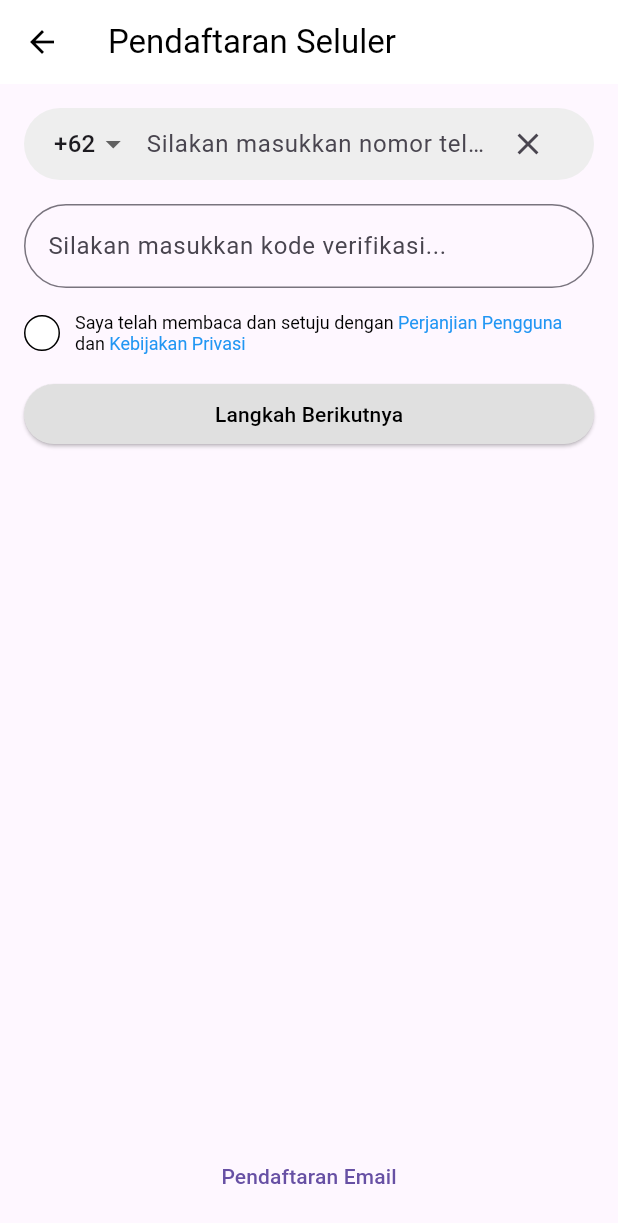
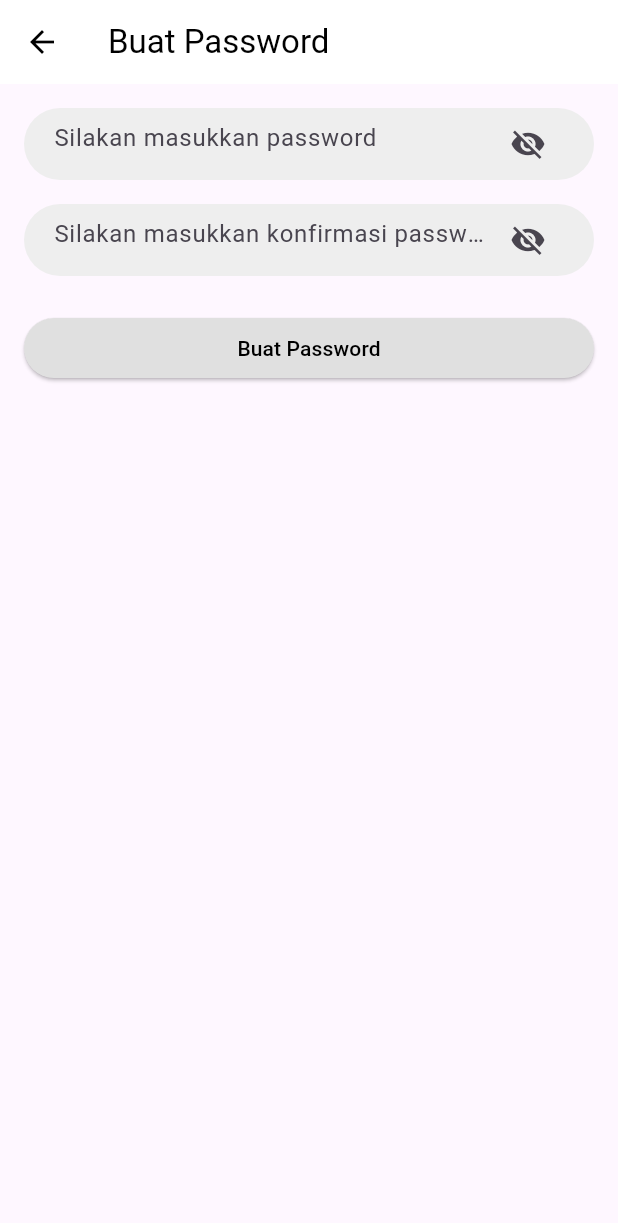
Before and after one commit to Finn30/Reflow, a Flutter app: the RegisterScreen screen opened directly, after a tap on "Langkah Berikutnya", on a phone screen of 412 x 824 dp. Shown: the top 1223 px of the screen. Run offline on Flutter 3.47's test engine with Material 3 defaults, Android fonts, the phone set to English and light mode, and no system bars; our stand-ins replace firebase_auth, sign_in_button; accounts and stored records are empty.

Commit message:
fifth week sprint 2.0

```diff
--- /dev/null
+++ b/project_fix/lib/src/features/register/password_screen.dart
@@ -0,0 +1,140 @@
+import 'package:flutter/material.dart';
+import 'package:project_fix/src/features/login/login_screen.dart';
+
+class PasswordScreen extends StatefulWidget {
+  @override
+  _PasswordScreenState createState() => _PasswordScreenState();
+}
+
+class _PasswordScreenState extends State<PasswordScreen> {
+  TextEditingController passwordController = TextEditingController();
+  TextEditingController confirmPasswordController = TextEditingController();
+  bool isPasswordVisible = false;
+  bool isConfirmPasswordVisible = false;
+
+  @override
+  Widget build(BuildContext context) {
+    return Scaffold(
+      appBar: AppBar(
+        leading: IconButton(
+          icon: const Icon(Icons.arrow_back),
+          onPressed: () {
+            Navigator.pop(context);
+          },
+        ),
+        title: const Text('Buat Password'),
+        backgroundColor: Colors.white,
+        foregroundColor: Colors.black,
+        elevation: 0,
+      ),
+      body: Padding(
+        padding: const EdgeInsets.all(16.0),
+        child: Column(
+          crossAxisAlignment: CrossAxisAlignment.center,
+          children: [
+            Container(
+              decoration: BoxDecoration(
+                color: Colors.grey[200],
+                borderRadius: BorderRadius.circular(30),
+              ),
+              padding: EdgeInsets.symmetric(horizontal: 20),
+              child: TextField(
+                controller: passwordController,
+                obscureText: !isPasswordVisible,
+                decoration: InputDecoration(
+                  hintText: 'Silakan masukkan password',
+                  border: InputBorder.none,
+                  suffixIcon: IconButton(
+                    icon: Icon(
+                      isPasswordVisible
+                          ? Icons.visibility
+                          : Icons.visibility_off,
+                    ),
+                    onPressed: () {
+                      setState(() {
+                        isPasswordVisible = !isPasswordVisible;
+                      });
+                    },
+                  ),
+                ),
+              ),
+            ),
+            const SizedBox(height: 16),
+            Container(
+              decoration: BoxDecoration(
+                color: Colors.grey[200],
+                borderRadius: BorderRadius.circular(30),
+              ),
+              padding: EdgeInsets.symmetric(horizontal: 20),
+              child: TextField(
+                controller: confirmPasswordController,
+                obscureText: !isConfirmPasswordVisible,
+                decoration: InputDecoration(
+                  hintText: 'Silakan masukkan konfirmasi password',
+                  border: InputBorder.none,
+                  suffixIcon: IconButton(
+                    icon: Icon(
+                      isConfirmPasswordVisible
+                          ? Icons.visibility
+                          : Icons.visibility_off,
+                    ),
+                    onPressed: () {
+                      setState(() {
+                        isConfirmPasswordVisible = !isConfirmPasswordVisible;
+                      });
+                    },
+                  ),
+                ),
+              ),
+            ),
+            const SizedBox(height: 24),
+            SizedBox(
+              width: double.infinity,
+              child: ElevatedButton(
+                onPressed: () {
+                  if (passwordController.text ==
+                          confirmPasswordController.text &&
+                      passwordController.text.isNotEmpty) {
+                    // Aksi setelah password dibuat berhasil
+                    print(
+                        'Password berhasil dibuat: ${passwordController.text}');
+                  } else {
+                    // Tampilkan pesan kesalahan
+                    showDialog(
+                      context: context,
+                      builder: (context) => AlertDialog(
+                        title: const Text('Kesalahan'),
+                        content:
+                            const Text('Password tidak cocok atau kosong.'),
+                        actions: [
+                          TextButton(
+                            onPressed: () {
+                              Navigator.push(
+                                context,
+                                MaterialPageRoute(
+                                    builder: (context) => LoginScreen()),
+                              );
+                            },
+                            child: const Text('OK'),
+                          ),
+                        ],
+                      ),
+                    );
+                  }
+                },
+                style: ElevatedButton.styleFrom(
+                  backgroundColor: Colors.grey.shade300,
+                  foregroundColor: Colors.black,
+                  shape: RoundedRectangleBorder(
+                    borderRadius: BorderRadius.circular(30),
+                  ),
+                ),
+                child: const Text('Buat Password'),
+              ),
+            ),
+          ],
+        ),
+      ),
+    );
+  }
+}
--- a/project_fix/lib/src/features/register/register_screen.dart
+++ b/project_fix/lib/src/features/register/register_screen.dart
@@ -1,5 +1,6 @@
 import 'package:flutter/material.dart';
 import 'package:flutter/services.dart';
+import 'package:project_fix/src/features/register/password_screen.dart';
 
 class RegisterScreen extends StatefulWidget {
   @override
@@ -9,6 +10,7 @@ class RegisterScreen extends StatefulWidget {
 class _RegisterScreenState extends State<RegisterScreen> {
   bool useEmail = false;
   TextEditingController inputController = TextEditingController();
+  TextEditingController verificationCodeController = TextEditingController();
   bool isChecked = false;
 
   void toogleRegisterMethod() {
@@ -16,6 +18,11 @@ class _RegisterScreenState extends State<RegisterScreen> {
       useEmail = !useEmail; // Toggle nilai useEmail
       inputController.clear(); // Bersihkan input
     });
+  }
+
+  void sendVerificationCode() {
+    // Tambahkan logika pengiriman kode verifikasi di sini
+    print('Kode verifikasi dikirim ke ${inputController.text}');
   }
 
   @override
@@ -26,7 +33,6 @@ class _RegisterScreenState extends State<RegisterScreen> {
           icon: const Icon(Icons.arrow_back),
           onPressed: () {
             Navigator.pop(context);
-            // Aksi untuk kembali
           },
         ),
         title: Text(useEmail ? 'Pendaftaraan Email' : 'Pendaftaran Seluler'),
@@ -115,16 +121,39 @@ class _RegisterScreenState extends State<RegisterScreen> {
                 ),
               ),
             const SizedBox(height: 16),
-            TextField(
-              decoration: InputDecoration(
-                fillColor: Colors.grey[200],
-                hintText: 'Silakan masukkan kode verifikasi...',
-                suffixText: 'Mengirim',
-                border: OutlineInputBorder(
-                  borderRadius: BorderRadius.circular(30),
-                ),
+            Container(
+              decoration: BoxDecoration(
+                color: Colors.grey[200],
+                borderRadius: BorderRadius.circular(30),
               ),
-              keyboardType: TextInputType.number,
+              padding: EdgeInsets.symmetric(horizontal: 16),
+              child: Row(
+                children: [
+                  Expanded(
+                    child: TextField(
+                      controller: verificationCodeController,
+                      decoration: InputDecoration(
+                        hintText: 'Silakan masukkan kode verifikasi...',
+                        border: InputBorder.none,
+                      ),
+                      keyboardType: TextInputType.number,
+                    ),
+                  ),
+                  ElevatedButton(
+                    onPressed: () {
+                      sendVerificationCode();
+                    },
+                    style: ElevatedButton.styleFrom(
+                      backgroundColor: Colors.grey[300],
+                      foregroundColor: Colors.black,
+                      shape: RoundedRectangleBorder(
+                        borderRadius: BorderRadius.circular(30),
+                      ),
+                    ),
+                    child: Text('Mengirim'),
+                  ),
+                ],
+              ),
             ),
             const SizedBox(height: 16),
             Row(
@@ -138,7 +167,6 @@ class _RegisterScreenState extends State<RegisterScreen> {
                   child: Stack(
                     alignment: Alignment.center,
                     children: [
-                      // Lingkaran luar (selalu putih dengan border)
                       Container(
                         width: 24,
                         height: 24,
@@ -148,7 +176,6 @@ class _RegisterScreenState extends State<RegisterScreen> {
                           color: Colors.white,
                         ),
                       ),
-                      // Lingkaran dalam (biru jika isChecked true, transparan jika false)
                       Container(
                         width: 16,
                         height: 16,
@@ -187,7 +214,10 @@ class _RegisterScreenState extends State<RegisterScreen> {
               width: double.infinity,
               child: ElevatedButton(
                 onPressed: () {
-                  // Aksi untuk tombol langkah berikutnya
+                  Navigator.push(
+                    context,
+                    MaterialPageRoute(builder: (context) => PasswordScreen()),
+                  );
                 },
                 style: ElevatedButton.styleFrom(
                   backgroundColor: Colors.grey.shade300,
```
